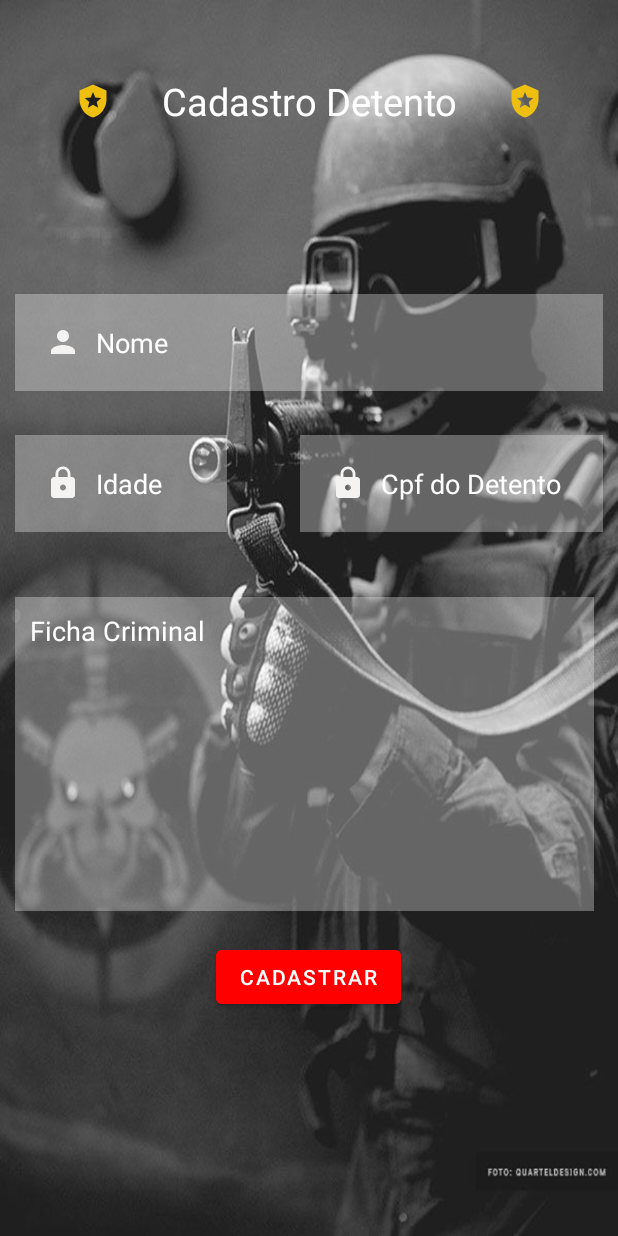
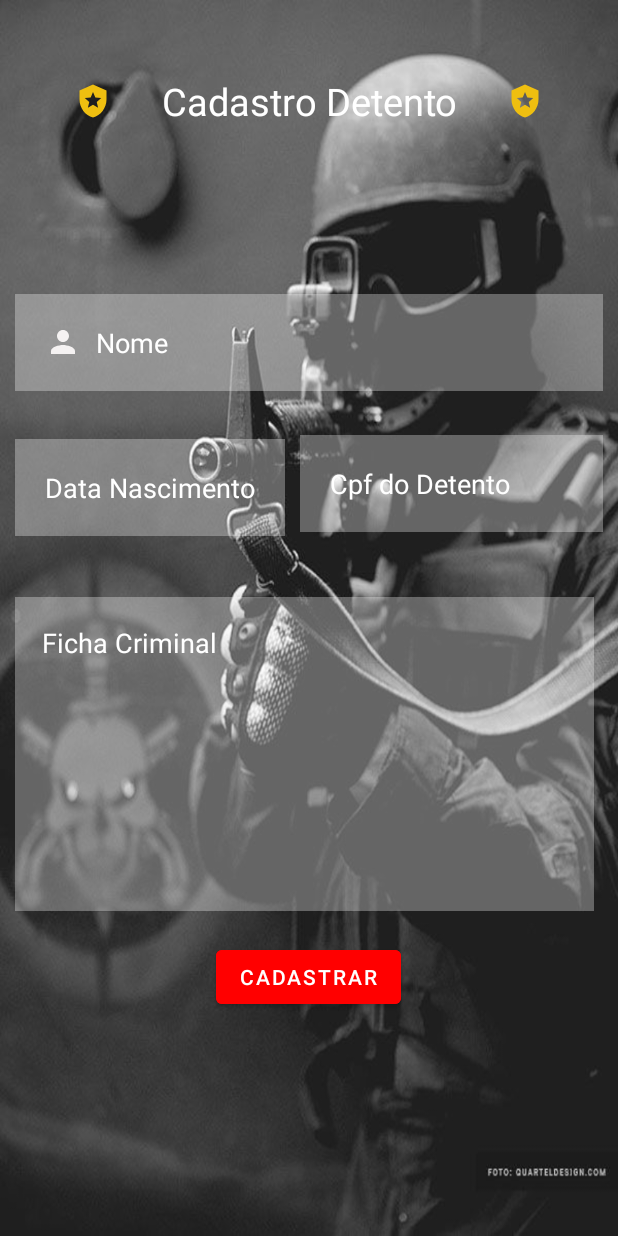
Before and after one commit to Dstyneon/Presidio-Verdadeiro-android, an Android app: the Preso screen opened directly, with no data from a screen before it, on a phone screen of 412 x 824 dp. Run offline under Robolectric (Android 15) with nearby library versions, the phone set to English and light mode, and no system bars.

Commit message:
Cadastro de preso parte visual pronta, fazer ajustes.

```diff
--- a/app/src/main/java/com/example/presidioverdadeiro/Cadastrofunc.java
+++ b/app/src/main/java/com/example/presidioverdadeiro/Cadastrofunc.java
@@ -30,7 +30,7 @@ public class Cadastrofunc extends AppCompatActivity {
         btncadastro.setOnClickListener(new View.OnClickListener() {
             @Override
             public void onClick(View v) {
-                if(Usuárioc.getText().toString().equals("") || passwordc.getText().equals("") || passwordconfirm.getText().equals("") || Email.getText().toString().equals("") ||  idpolicial.getText().toString().equals("") )
+                if(Usuárioc.getText().toString().equals("") || passwordc.getText().toString().equals("") || passwordconfirm.getText().toString().equals("") || Email.getText().toString().equals("") ||  idpolicial.getText().toString().equals("") )
                 {
                     Toast.makeText(Cadastrofunc.this, "Porfavor Preencha todos as caixas de texto!!!",Toast.LENGTH_SHORT).show();
                 }
--- a/app/src/main/java/com/example/presidioverdadeiro/Preso.java
+++ b/app/src/main/java/com/example/presidioverdadeiro/Preso.java
@@ -2,7 +2,13 @@ package com.example.presidioverdadeiro;
 
 import androidx.appcompat.app.AppCompatActivity;
 
+import android.content.Intent;
 import android.os.Bundle;
+import android.view.View;
+import android.widget.TextView;
+import android.widget.Toast;
+
+import com.google.android.material.button.MaterialButton;
 
 public class Preso extends AppCompatActivity {
 
@@ -10,5 +16,33 @@ public class Preso extends AppCompatActivity {
     protected void onCreate(Bundle savedInstanceState) {
         super.onCreate(savedInstanceState);
         setContentView(R.layout.activity_preso);
+
+
+        TextView NomeD = (TextView) findViewById(R.id.NomeD);
+        TextView DataNasD = (TextView) findViewById(R.id.DataNasD);
+        TextView CpfD = (TextView) findViewById(R.id.CpfD);
+        TextView FichaC = (TextView) findViewById(R.id.FichaC);
+
+        MaterialButton CadastroDt= (MaterialButton) findViewById(R.id.CadastroDt);
+
+        CadastroDt.setOnClickListener(new View.OnClickListener() {
+            @Override
+            public void onClick(View v) {
+                if(NomeD.getText().toString().equals("") || DataNasD.getText().toString().equals("") || CpfD.getText().toString().equals("") || FichaC.getText().toString().equals(""))
+                {
+                    Toast.makeText(Preso.this, "Porfavor Preencha todos as caixas de texto!!!",Toast.LENGTH_SHORT).show();
+                }
+                else {
+                    Toast.makeText(Preso.this, "Cadastro realizado com sucesso!", Toast.LENGTH_SHORT).show();
+                    openHomescreen();
+                }
+
+                    }
+
+        });
+    }
+    public void openHomescreen() {
+        Intent intent = new Intent(this,Tela_principal.class);
+        startActivity(intent);
     }
 }
--- a/app/src/main/java/com/example/presidioverdadeiro/Tela_principal.java
+++ b/app/src/main/java/com/example/presidioverdadeiro/Tela_principal.java
@@ -30,7 +30,8 @@ public class Tela_principal extends AppCompatActivity {
             public void onClick(View v) {
 
                 Toast.makeText(Tela_principal.this, "Redirecionando", Toast.LENGTH_SHORT).show();
-
+                OpenLoginScreen();
+                        //está só de teste mudar depois 1 pra cada e 1 função pra cada
 
             }
 
@@ -82,7 +83,7 @@ public class Tela_principal extends AppCompatActivity {
     }
 
     public void OpenLoginScreen() {
-        Intent intent = new Intent(this,MainActivity.class);
+        Intent intent = new Intent(this,Preso.class);
         startActivity(intent);
     }
 
--- /dev/null
+++ b/app/src/main/res/drawable/ic_baseline_perm_identity_24.xml
@@ -0,0 +1,5 @@
+<vector android:height="24dp" android:tint="#100F0F"
+    android:viewportHeight="24" android:viewportWidth="24"
+    android:width="24dp" xmlns:android="http://schemas.android.com/apk/res/android">
+    <path android:fillColor="@android:color/white" android:pathData="M12,5.9c1.16,0 2.1,0.94 2.1,2.1s-0.94,2.1 -2.1,2.1S9.9,9.16 9.9,8s0.94,-2.1 2.1,-2.1m0,9c2.97,0 6.1,1.46 6.1,2.1v1.1L5.9,18.1L5.9,17c0,-0.64 3.13,-2.1 6.1,-2.1M12,4C9.79,4 8,5.79 8,8s1.79,4 4,4 4,-1.79 4,-4 -1.79,-4 -4,-4zM12,13c-2.67,0 -8,1.34 -8,4v3h16v-3c0,-2.66 -5.33,-4 -8,-4z"/>
+</vector>
--- a/app/src/main/res/layout/activity_preso.xml
+++ b/app/src/main/res/layout/activity_preso.xml
@@ -6,7 +6,6 @@
     android:layout_height="match_parent"
     android:background="@drawable/plano_de_fundo"
     tools:context=".MainActivity" >
-
 
     <TextView
         android:id="@+id/signind"
@@ -23,6 +22,7 @@
         android:textColor="@color/white"
         android:textSize="25dp"
         android:textStyle="normal" />
+
 
     <EditText
         android:id="@+id/NomeD"
@@ -42,18 +42,17 @@
         android:textColorHint="@color/white" />
 
     <EditText
-        android:id="@+id/idadeD"
-        android:layout_width="141dp"
+        android:id="@+id/DataNasD"
+        android:layout_width="wrap_content"
         android:layout_height="wrap_content"
         android:layout_below="@+id/NomeD"
         android:layout_marginStart="10dp"
-        android:layout_marginTop="19dp"
+        android:layout_marginTop="22dp"
         android:layout_marginEnd="10dp"
         android:layout_marginBottom="10dp"
         android:background="#50ffffff"
-        android:drawableLeft="@drawable/ic_baseline_lock_24"
         android:drawablePadding="10dp"
-        android:hint="Idade"
+        android:hint="Data Nascimento"
         android:padding="20dp"
         android:textColor="@color/white"
         android:textColorHint="@color/white" />
@@ -67,7 +66,6 @@
         android:layout_marginEnd="10dp"
         android:layout_marginBottom="10dp"
         android:background="#50ffffff"
-        android:drawableLeft="@drawable/ic_baseline_lock_24"
         android:drawablePadding="10dp"
         android:hint="Cpf do Detento"
         android:inputType="textPassword"
@@ -88,12 +86,12 @@
         android:drawablePadding="10dp"
         android:gravity="left"
         android:hint="Ficha Criminal"
-        android:padding="10dp"
+        android:padding="18dp"
         android:textColor="@color/white"
         android:textColorHint="@color/white" />
 
     <com.google.android.material.button.MaterialButton
-        android:id="@+id/btncadastroD"
+        android:id="@+id/CadastroDt"
         android:layout_width="wrap_content"
         android:layout_height="wrap_content"
         android:layout_below="@+id/FichaC"
```
